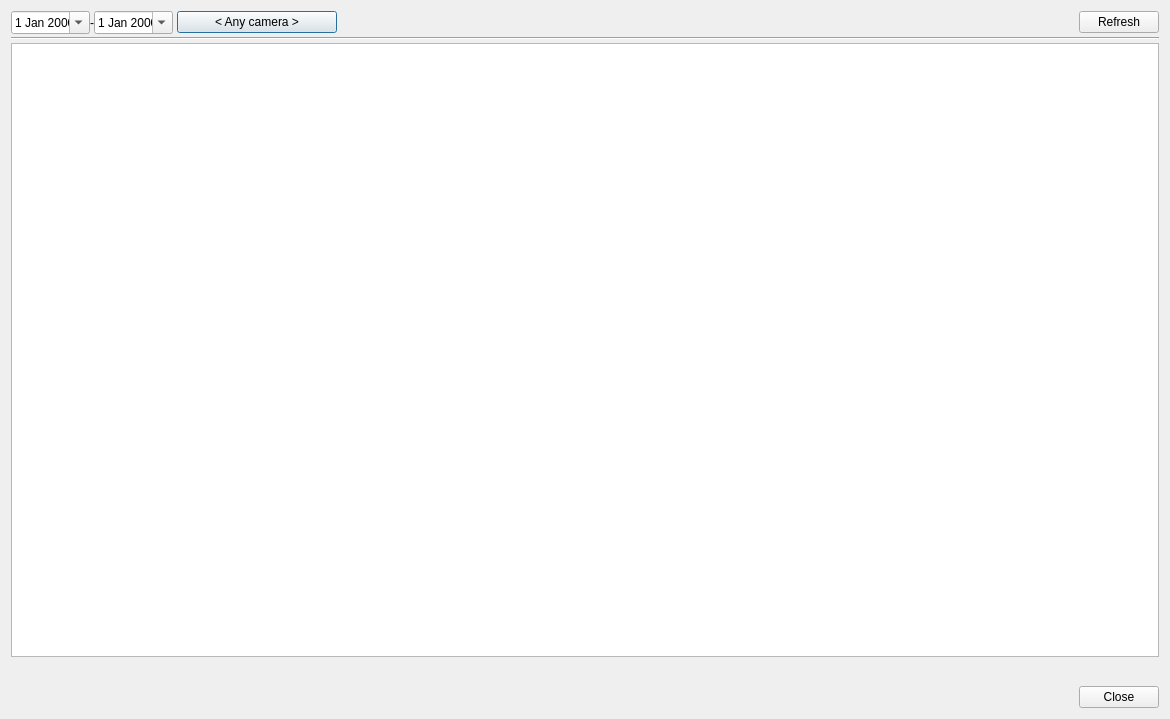
First picture: the form in client/src/ui/dialogs/search_bookmarks_dialog.ui, repository networkoptix/nx_open, before the edit.
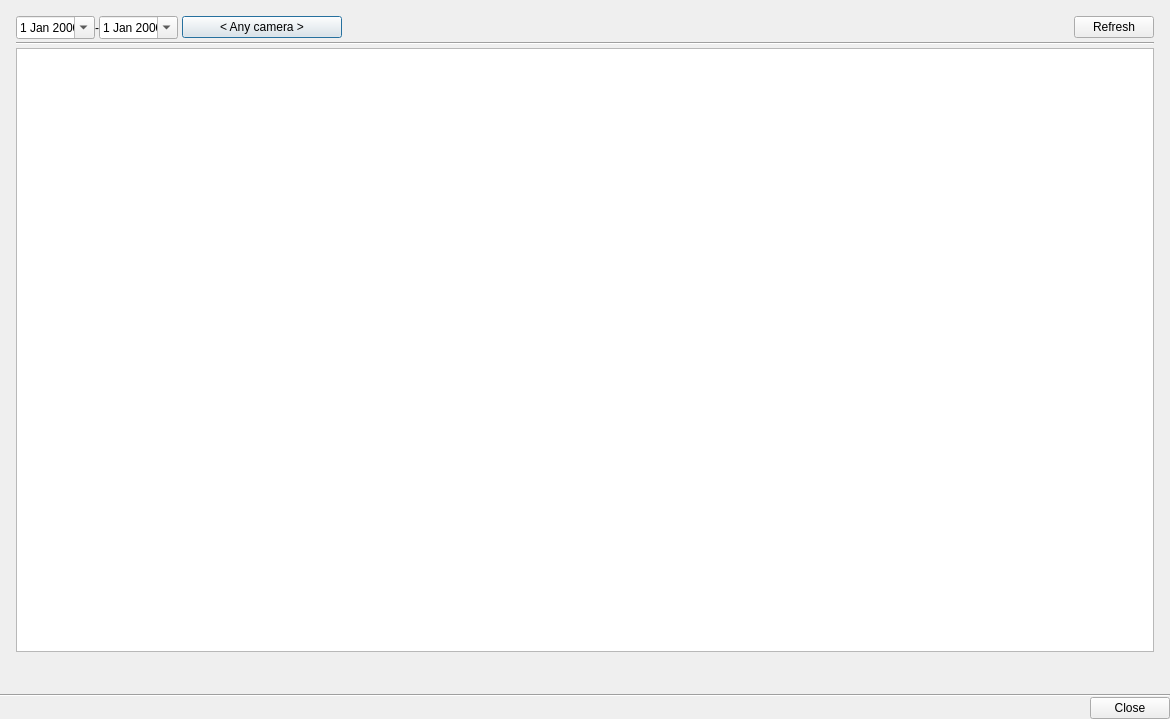
Second picture: the form after the edit. Custom widgets are drawn as their Qt base class.

Commit message:
VMS-2217: horizontal separator lines above buttonboxes
<==== Mercurial data ====>
Branch: dev_3.0.0_gui

The edit to the form file:
```diff
--- a/client/src/ui/dialogs/search_bookmarks_dialog.ui
+++ b/client/src/ui/dialogs/search_bookmarks_dialog.ui
@@ -13,10 +13,39 @@
   <property name="windowTitle">
    <string>Bookmark Log</string>
   </property>
+  <layout class="QVBoxLayout" name="verticalLayout_1">
+   <property name="spacing">
+    <number>0</number>
+   </property>
+   <property name="leftMargin">
+    <number>0</number>
+   </property>
+   <property name="topMargin">
+    <number>0</number>
+   </property>
+   <property name="rightMargin">
+    <number>0</number>
+   </property>
+   <property name="bottomMargin">
+    <number>0</number>
+   </property>
+   <item>
   <layout class="QVBoxLayout" name="verticalLayout">
    <property name="spacing">
     <number>3</number>
    </property>
+     <property name="leftMargin">
+      <number>16</number>
+     </property>
+     <property name="topMargin">
+      <number>16</number>
+     </property>
+     <property name="rightMargin">
+      <number>16</number>
+     </property>
+     <property name="bottomMargin">
+      <number>16</number>
+     </property>
    <item>
     <layout class="QGridLayout" name="mainGridLayout">
      <property name="horizontalSpacing">
@@ -212,6 +241,15 @@
        </item>
       </layout>
      </widget>
+      </widget>
+     </item>
+    </layout>
+   </item>
+   <item>
+    <widget class="Line" name="line_2">
+     <property name="orientation">
+      <enum>Qt::Horizontal</enum>
+     </property>
     </widget>
    </item>
    <item>
```
Lines whose indentation alone changed are shown as unchanged. The commit also changes 3 other files.
